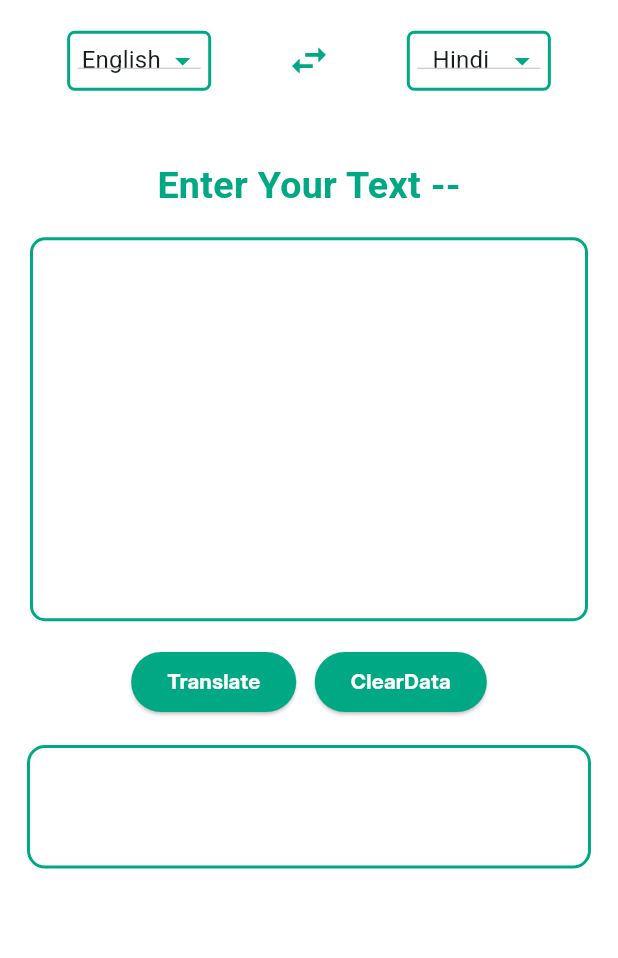
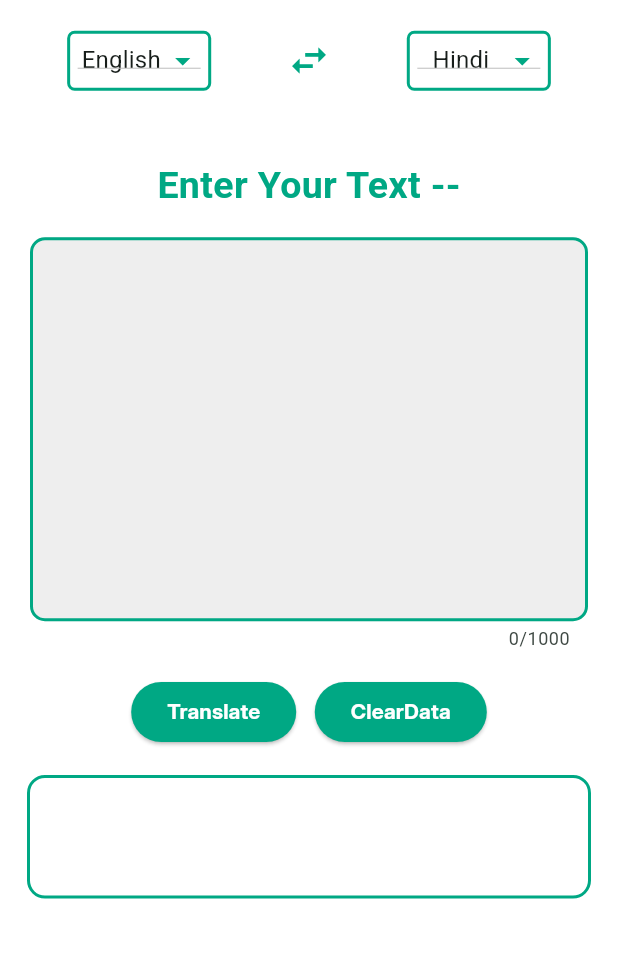
Before and after one commit to SethRitikCoder/Translator_App, a Flutter app: the screen it shows after launch, on a phone screen of 412 x 824 dp, the part 84-1042 px from its top. Run offline on Flutter 3.47's test engine with Material 3 defaults, Android fonts, the phone set to English and light mode, and no system bars; missing offline and left inert: translator.

Commit message:
few custmized of textField

```diff
--- a/lib/screens/home_screen/homescreen.dart
+++ b/lib/screens/home_screen/homescreen.dart
@@ -208,10 +208,15 @@ class _MyHomeScreenState extends State<MyHomeScreen> {
 
                   child: TextField(
                     controller: textController,
+                    showCursor: true,
+                    cursorHeight: 18,
+                    maxLength: 1000,
 
                     maxLines: 10,
 
                     decoration: InputDecoration(
+                      fillColor: Colors.grey.shade200,
+                      filled: true,
                       isDense: true,
                       contentPadding: EdgeInsets.all(8),
                       suffixIcon: textController.text.isNotEmpty
@@ -228,7 +233,7 @@ class _MyHomeScreenState extends State<MyHomeScreen> {
                       border: OutlineInputBorder(
                         borderSide: BorderSide(
                           color: Color.fromRGBO(0, 168, 132, 2),
-                          width: 2,
+                          width: 3,
                         ),
                         borderRadius: BorderRadius.circular(10),
                       ),
```
